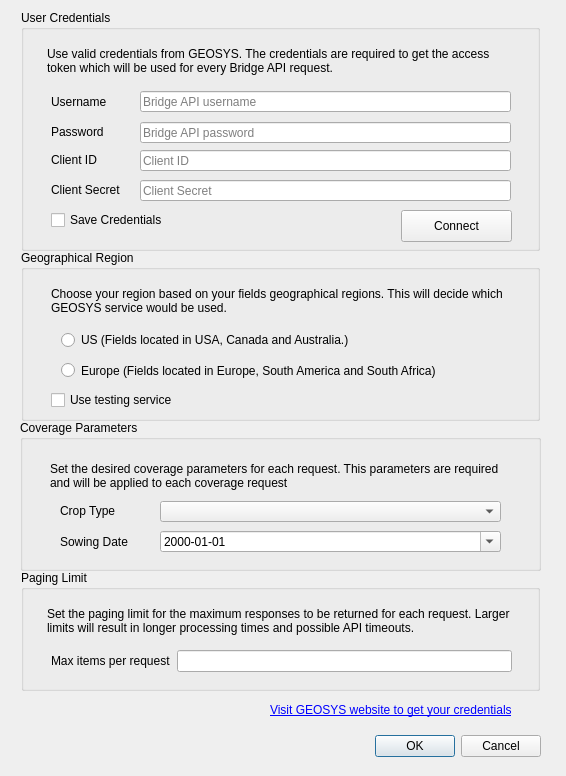
This is geosys/ui/templates/options_dialog_base.ui in earthdaily/qgis-plugin as Qt 5 draws it before an edit. The edited form follows.
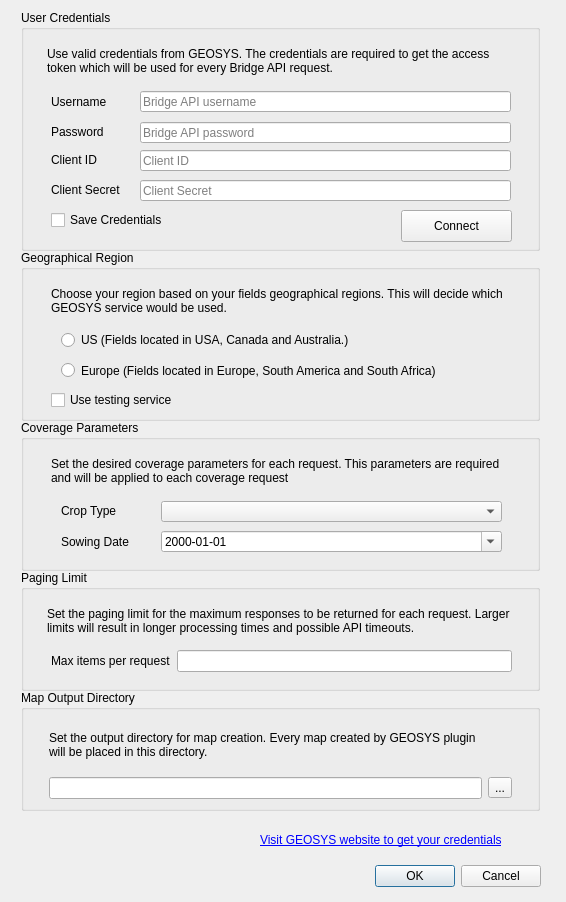
This is the edited form.

Commit message: add output directory as setting

The edit to the form file:
```diff
--- a/geosys/ui/templates/options_dialog_base.ui
+++ b/geosys/ui/templates/options_dialog_base.ui
@@ -7,7 +7,7 @@
     <x>0</x>
     <y>0</y>
     <width>566</width>
-    <height>776</height>
+    <height>902</height>
    </rect>
   </property>
   <property name="minimumSize">
@@ -23,7 +23,7 @@
    <property name="geometry">
     <rect>
      <x>30</x>
-     <y>730</y>
+     <y>860</y>
      <width>511</width>
      <height>32</height>
     </rect>
@@ -38,8 +38,8 @@
   <widget class="QLabel" name="visit_geosys_label">
    <property name="geometry">
     <rect>
-     <x>270</x>
-     <y>700</y>
+     <x>260</x>
+     <y>830</y>
      <width>271</width>
      <height>20</height>
     </rect>
@@ -393,9 +393,9 @@
   <widget class="QGroupBox" name="coverage_parameters_group">
    <property name="geometry">
     <rect>
-     <x>20</x>
+     <x>21</x>
      <y>420</y>
-     <width>521</width>
+     <width>519</width>
      <height>151</height>
     </rect>
    </property>
@@ -461,7 +461,7 @@
     <property name="geometry">
      <rect>
       <x>30</x>
-      <y>40</y>
+      <y>35</y>
       <width>471</width>
       <height>31</height>
      </rect>
@@ -474,6 +474,47 @@
     </property>
    </widget>
   </widget>
+  <widget class="QGroupBox" name="output_directory_group">
+   <property name="geometry">
+    <rect>
+     <x>21</x>
+     <y>690</y>
+     <width>519</width>
+     <height>121</height>
+    </rect>
+   </property>
+   <property name="title">
+    <string>Map Output Directory</string>
+   </property>
+   <layout class="QGridLayout" name="gridLayout">
+    <property name="leftMargin">
+     <number>25</number>
+    </property>
+    <property name="rightMargin">
+     <number>25</number>
+    </property>
+    <item row="2" column="0">
+     <widget class="QLineEdit" name="output_directory_form"/>
+    </item>
+    <item row="2" column="1">
+     <widget class="QToolButton" name="output_directory_chooser">
+      <property name="text">
+       <string>...</string>
+      </property>
+     </widget>
+    </item>
+    <item row="1" column="0">
+     <widget class="QLabel" name="output_directory_label">
+      <property name="text">
+       <string>Set the output directory for map creation. Every map created by GEOSYS plugin will be placed in this directory.</string>
+      </property>
+      <property name="wordWrap">
+       <bool>true</bool>
+      </property>
+     </widget>
+    </item>
+   </layout>
+  </widget>
  </widget>
  <tabstops>
   <tabstop>username_form</tabstop>
```
The commit also changes 1 other file.
